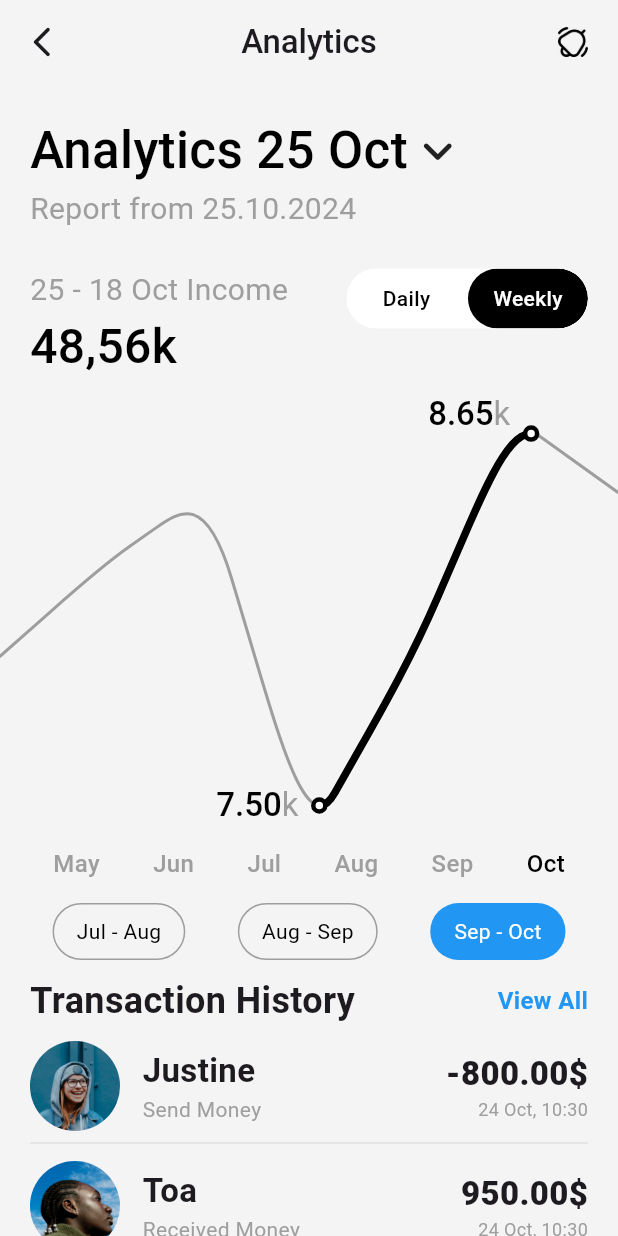
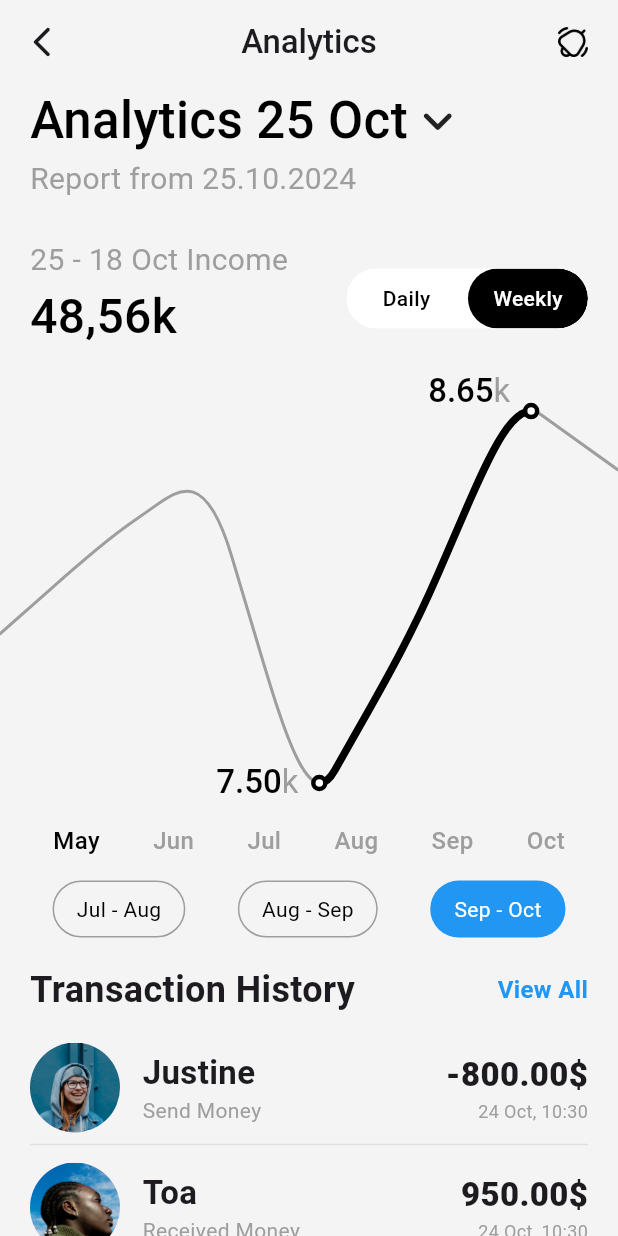
Before and after one commit to Volnetiks/BankApp, a Flutter app: the screen it shows after launch, after a tap on "Weekly", on a phone screen of 412 x 824 dp. Run offline on Flutter 3.47's test engine with Material 3 defaults, Android fonts, the phone set to English and light mode, and no system bars; drawn by our look-alikes of toggle_switch.

Commit message:
feat: implemented sliver home menu and started graph transition when switching months

```diff
--- a/lib/pages/home_page.dart
+++ b/lib/pages/home_page.dart
@@ -20,14 +20,56 @@ class _HomePageState extends State<HomePage> {
   bool daily = true;
   int selectedSwitchIndex = 0;
   DateFormat textDateFormat = DateFormat("d MMM");
+  int indexValues = 0;
+  List<List<double>> values = [
+    [
+      8000,
+      8250,
+      8450,
+      7500,
+      8000,
+      8653,
+      8450,
+    ],
+    [
+      8250,
+      7500,
+      8000,
+      9500,
+      8400,
+      8653,
+      8450,
+    ]
+  ];
+
+  Widget _buildIncomeSection() {
+    return Column(
+      crossAxisAlignment: CrossAxisAlignment.start,
+      children: [
+        Text(
+            daily
+                ? "${textDateFormat.format(DateTime.now())} Income"
+                : "${DateFormat("d").format(DateTime.now())} - ${textDateFormat.format(DateTime.now().subtract(const Duration(days: 7)))} Income",
+            style: const TextStyle(color: Colors.grey, fontSize: 20)),
+        const Text("48,56k",
+            style: TextStyle(
+                color: Colors.black, fontSize: 32, fontWeight: FontWeight.w500))
+      ],
+    );
+  }
 
   @override
   Widget build(BuildContext context) {
     return Scaffold(
       backgroundColor: HexColor.fromHex("#f4f4f4"),
-        appBar: AppBar(
+      body: NestedScrollView(
+        headerSliverBuilder: (context, innerBoxIsScrolled) {
+          return [
+            SliverAppBar(
+              pinned: true,
+              floating: false,
+              centerTitle: true,
               scrolledUnderElevation: 0.0,
-          centerTitle: true,
               backgroundColor: HexColor.fromHex("#f4f4f4"),
               title: const Text("Analytics",
                   style: TextStyle(fontWeight: FontWeight.w500)),
@@ -39,13 +81,8 @@ class _HomePageState extends State<HomePage> {
                 )
               ],
             ),
-        body: SafeArea(
+            SliverToBoxAdapter(
               child: Padding(
-          padding: const EdgeInsets.only(top: 20),
-          child: Column(
-            crossAxisAlignment: CrossAxisAlignment.start,
-            children: [
-              Padding(
                 padding: const EdgeInsets.symmetric(horizontal: 20),
                 child: Column(
                   crossAxisAlignment: CrossAxisAlignment.start,
@@ -69,26 +106,23 @@ class _HomePageState extends State<HomePage> {
                         style:
                             const TextStyle(color: Colors.grey, fontSize: 20)),
                     const SizedBox(height: 25),
-                    Row(
-                      crossAxisAlignment: CrossAxisAlignment.start,
+                  ],
+                ),
+              ),
+            ),
+            SliverPersistentHeader(
+              pinned: true,
+              delegate: _SliverAppBarDelegate(
+                minHeight: 80,
+                maxHeight: 80,
+                child: Container(
+                  color: HexColor.fromHex("#f4f4f4"),
+                  child: Padding(
+                    padding: const EdgeInsets.symmetric(horizontal: 20),
+                    child: Row(
                       mainAxisAlignment: MainAxisAlignment.spaceBetween,
                       children: [
-                        Column(
-                          crossAxisAlignment: CrossAxisAlignment.start,
-                          children: [
-                            Text(
-                                daily
-                                    ? "${textDateFormat.format(DateTime.now())} Income"
-                                    : "${DateFormat("d").format(DateTime.now())} - ${textDateFormat.format(DateTime.now().subtract(const Duration(days: 7)))} Income",
-                                style: const TextStyle(
-                                    color: Colors.grey, fontSize: 20)),
-                            const Text("48,56k",
-                                style: TextStyle(
-                                    color: Colors.black,
-                                    fontSize: 32,
-                                    fontWeight: FontWeight.w500))
-                          ],
-                        ),
+                        _buildIncomeSection(),
                         ToggleSwitch(
                           minWidth: 80,
                           initialLabelIndex: selectedSwitchIndex,
@@ -113,18 +147,29 @@ class _HomePageState extends State<HomePage> {
                         ),
                       ],
                     ),
-                  ],
                   ),
                 ),
-              const SizedBox(
-                height: 25,
               ),
-              const AnalyticsGraph(),
+            ),
+            SliverToBoxAdapter(
+              child: Column(
+                children: [
+                  const SizedBox(height: 25),
+                  AnalyticsGraph(values: values[indexValues % 2]),
                   const SizedBox(height: 5),
                   Row(
                     mainAxisAlignment: MainAxisAlignment.spaceEvenly,
-                children: List.generate(6,
-                    (index) => MonthItem(activated: index == 5, index: index)),
+                    children: List.generate(
+                        6,
+                        (index) => GestureDetector(
+                            onTap: () {
+                              setState(() {
+                                indexValues = index;
+                              });
+                            },
+                            child: MonthItem(
+                                activated: index == indexValues,
+                                index: index))),
                   ),
                   const SizedBox(height: 15),
                   Row(
@@ -132,10 +177,19 @@ class _HomePageState extends State<HomePage> {
                     children: List.generate(
                         3, (index) => ThreeMonthItem(index: (2 - index))),
                   ),
-              const SizedBox(height: 10),
-              const Padding(
-                padding: EdgeInsets.symmetric(horizontal: 20.0),
-                child: Row(
+                ],
+              ),
+            ),
+            SliverPersistentHeader(
+              pinned: true,
+              delegate: _SliverAppBarDelegate(
+                minHeight: 70,
+                maxHeight: 70,
+                child: Container(
+                  color: HexColor.fromHex("#f4f4f4"),
+                  padding: const EdgeInsets.symmetric(
+                      horizontal: 20.0, vertical: 10),
+                  child: const Row(
                     mainAxisAlignment: MainAxisAlignment.spaceBetween,
                     crossAxisAlignment: CrossAxisAlignment.center,
                     children: [
@@ -150,23 +204,56 @@ class _HomePageState extends State<HomePage> {
                     ],
                   ),
                 ),
-              const SizedBox(height: 10),
-              Expanded(child: ListView.builder(
+              ),
+            ),
+          ];
+        },
+        body: ListView.builder(
+            padding: EdgeInsets.zero,
             itemBuilder: (BuildContext context, int index) {
               return TransactionItem(
                 transaction: Transaction(
                     name: index % 2 == 0 ? "Justine" : "Toa",
-                      category:
-                          index % 2 == 0 ? "Send Money" : "Received Money",
+                    category: index % 2 == 0 ? "Send Money" : "Received Money",
                     price: index % 2 == 0 ? -800 : 950,
                     date: DateTime.now(),
                     iconPath: index % 2 == 0
                         ? "images/toa.jpg"
                         : "images/justine.jpg"),
               );
-              }))
-            ],
+            }),
       ),
-        )));
+    );
   }
 }
+
+class _SliverAppBarDelegate extends SliverPersistentHeaderDelegate {
+  _SliverAppBarDelegate({
+    required this.minHeight,
+    required this.maxHeight,
+    required this.child,
+  });
+
+  final double minHeight;
+  final double maxHeight;
+  final Widget child;
+
+  @override
+  double get minExtent => minHeight;
+
+  @override
+  double get maxExtent => maxHeight;
+
+  @override
+  Widget build(
+      BuildContext context, double shrinkOffset, bool overlapsContent) {
+    return SizedBox.expand(child: child);
+  }
+
+  @override
+  bool shouldRebuild(_SliverAppBarDelegate oldDelegate) {
+    return maxHeight != oldDelegate.maxHeight ||
+        minHeight != oldDelegate.minHeight ||
+        child != oldDelegate.child;
+  }
+}
--- a/lib/widgets/analytics_graph.dart
+++ b/lib/widgets/analytics_graph.dart
@@ -5,7 +5,9 @@ import 'package:bank_app/animations/animated_analytics_graph.dart';
 import 'package:flutter/material.dart';
 
 class AnalyticsGraph extends StatefulWidget {
-  const AnalyticsGraph({super.key});
+  final List<double> values;
+
+  const AnalyticsGraph({super.key, required this.values});
 
   @override
   State<AnalyticsGraph> createState() => AnalyticsGraphState();
@@ -38,7 +40,6 @@ class AnalyticsGraphState extends State<AnalyticsGraph>
 
   @override
   Widget build(BuildContext context) {
-    ;
     Paint paint = Paint()
       ..color = Colors.grey
       ..strokeWidth = 2
@@ -49,15 +50,11 @@ class AnalyticsGraphState extends State<AnalyticsGraph>
       width: double.infinity,
       height: 280,
       child: CustomPaint(
-        painter: AnimatedAnalyticsGraph(values: [
-          8000,
-          8250,
-          8450,
-          7500,
-          8000,
-          8653,
-          8450,
-        ], animation: animation, painter: paint, createPath: createPath),
+        painter: AnimatedAnalyticsGraph(
+            values: widget.values,
+            animation: animation,
+            painter: paint,
+            createPath: createPath),
       ),
     );
   }
```
Lines whose indentation alone changed are shown as unchanged.
